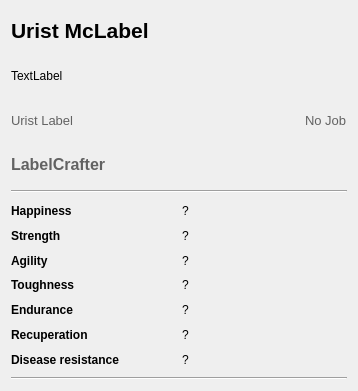
Before: the Qt Designer form ui/dwarfdetailswidget.ui in Dwarf-Therapist/Dwarf-Therapist, drawn with Qt 5.
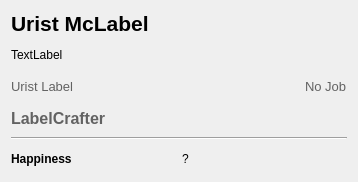
After: the same form once the commit is applied.

Commit message: - removed the labels for strength, agility, etc. on the dwarf details pane, and added a new table for attributes similar to traits and skills.

What changed in the file:
```diff
--- a/ui/dwarfdetailswidget.ui
+++ b/ui/dwarfdetailswidget.ui
@@ -7,7 +7,7 @@
     <x>0</x>
     <y>0</y>
     <width>358</width>
-    <height>391</height>
+    <height>182</height>
    </rect>
   </property>
   <property name="windowTitle">
@@ -229,8 +229,6 @@
        </property>
       </widget>
      </item>
-    </layout>
-   </item>
    <item>
     <widget class="Line" name="line">
      <property name="orientation">
@@ -239,11 +237,8 @@
     </widget>
    </item>
    <item>
-    <layout class="QGridLayout" name="gridLayout">
-     <property name="verticalSpacing">
-      <number>2</number>
-     </property>
-     <item row="0" column="0">
+      <layout class="QHBoxLayout" name="horizontalLayout_2">
+       <item>
       <widget class="QLabel" name="label_5">
        <property name="font">
         <font>
@@ -256,141 +251,16 @@
        </property>
       </widget>
      </item>
-     <item row="0" column="1">
+       <item>
       <widget class="QLabel" name="lbl_happiness">
        <property name="text">
         <string>?</string>
        </property>
       </widget>
      </item>
-     <item row="1" column="0">
-      <widget class="QLabel" name="label">
-       <property name="font">
-        <font>
-         <weight>75</weight>
-         <bold>true</bold>
-        </font>
-       </property>
-       <property name="text">
-        <string>Strength</string>
-       </property>
-      </widget>
-     </item>
-     <item row="1" column="1">
-      <widget class="QLabel" name="lbl_strength">
-       <property name="text">
-        <string>?</string>
-       </property>
-      </widget>
-     </item>
-     <item row="2" column="0">
-      <widget class="QLabel" name="label_2">
-       <property name="font">
-        <font>
-         <weight>75</weight>
-         <bold>true</bold>
-        </font>
-       </property>
-       <property name="text">
-        <string>Agility</string>
-       </property>
-      </widget>
-     </item>
-     <item row="2" column="1">
-      <widget class="QLabel" name="lbl_agility">
-       <property name="text">
-        <string>?</string>
-       </property>
-      </widget>
-     </item>
-     <item row="3" column="0">
-      <widget class="QLabel" name="label_4">
-       <property name="font">
-        <font>
-         <weight>75</weight>
-         <bold>true</bold>
-        </font>
-       </property>
-       <property name="text">
-        <string>Toughness</string>
-       </property>
-      </widget>
-     </item>
-     <item row="3" column="1">
-      <widget class="QLabel" name="lbl_toughness">
-       <property name="text">
-        <string>?</string>
-       </property>
-      </widget>
-     </item>
-     <item row="4" column="0">
-      <widget class="QLabel" name="label_3">
-       <property name="font">
-        <font>
-         <weight>75</weight>
-         <bold>true</bold>
-        </font>
-       </property>
-       <property name="text">
-        <string>Endurance</string>
-       </property>
-      </widget>
-     </item>
-     <item row="4" column="1">
-      <widget class="QLabel" name="lbl_endurance">
-       <property name="text">
-        <string>?</string>
-       </property>
-      </widget>
-     </item>
-     <item row="5" column="0">
-      <widget class="QLabel" name="label_6">
-       <property name="font">
-        <font>
-         <weight>75</weight>
-         <bold>true</bold>
-        </font>
-       </property>
-       <property name="text">
-        <string>Recuperation</string>
-       </property>
-      </widget>
-     </item>
-     <item row="5" column="1">
-      <widget class="QLabel" name="lbl_recuperation">
-       <property name="text">
-        <string>?</string>
-       </property>
-      </widget>
-     </item>
-     <item row="6" column="0">
-      <widget class="QLabel" name="label_8">
-       <property name="font">
-        <font>
-         <weight>75</weight>
-         <bold>true</bold>
-        </font>
-       </property>
-       <property name="text">
-        <string>Disease resistance</string>
-       </property>
-      </widget>
-     </item>
-     <item row="6" column="1">
-      <widget class="QLabel" name="lbl_disease_resistance">
-       <property name="text">
-        <string>?</string>
-       </property>
-      </widget>
-     </item>
-    </layout>
-   </item>
-   <item>
-    <widget class="Line" name="line_2">
-     <property name="orientation">
-      <enum>Qt::Horizontal</enum>
-     </property>
-    </widget>
+      </layout>
+     </item>
+    </layout>
    </item>
   </layout>
  </widget>
```
Lines whose indentation alone changed are shown as unchanged. The commit also changes 26 other files.
